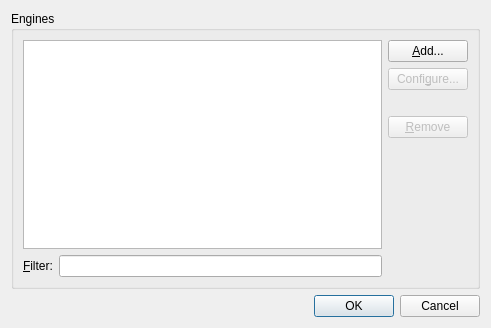
Qt form ui/enginemanagementdlg.ui (cutechess/cutechess) before a commit.
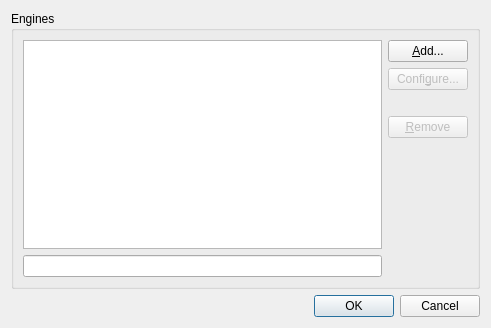
The same form after that commit. Custom widgets are drawn as their Qt base class.

Commit message: Use the HintLineEdit component in the engine management dialog.

Diff of the .ui file:
```diff
--- a/ui/enginemanagementdlg.ui
+++ b/ui/enginemanagementdlg.ui
@@ -87,21 +87,11 @@
            <widget class="QListView" name="m_enginesList" />
           </item>
           <item row="2" column="0" >
-           <layout class="QGridLayout" name="gridLayout_3" >
-            <item row="0" column="0" >
-             <widget class="QLabel" name="label" >
-              <property name="text" >
-               <string>&amp;Filter:</string>
-              </property>
-              <property name="buddy" >
-               <cstring>m_filterEnginesEdit</cstring>
-              </property>
-             </widget>
-            </item>
-            <item row="0" column="1" >
-             <widget class="QLineEdit" name="m_filterEnginesEdit" />
-            </item>
-           </layout>
+           <widget class="HintLineEdit" name="m_filterEnginesEdit" >
+            <property name="hintText" >
+             <string>Filter</string>
+            </property>
+           </widget>
           </item>
          </layout>
         </item>
@@ -119,6 +109,13 @@
    </item>
   </layout>
  </widget>
+ <customwidgets>
+  <customwidget>
+   <class>HintLineEdit</class>
+   <extends>QLineEdit</extends>
+   <header>HintLineEdit</header>
+  </customwidget>
+ </customwidgets>
  <tabstops>
   <tabstop>m_enginesList</tabstop>
   <tabstop>m_addBtn</tabstop>
```
